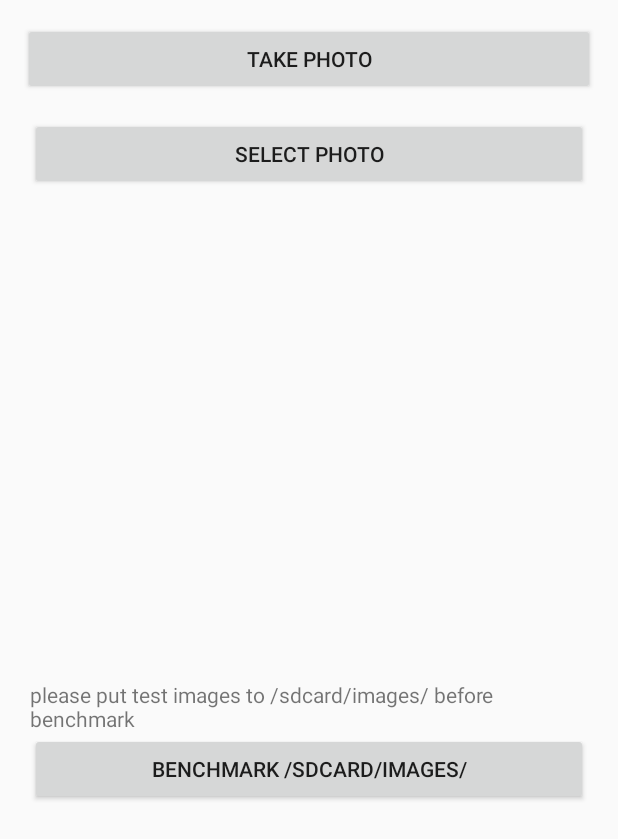
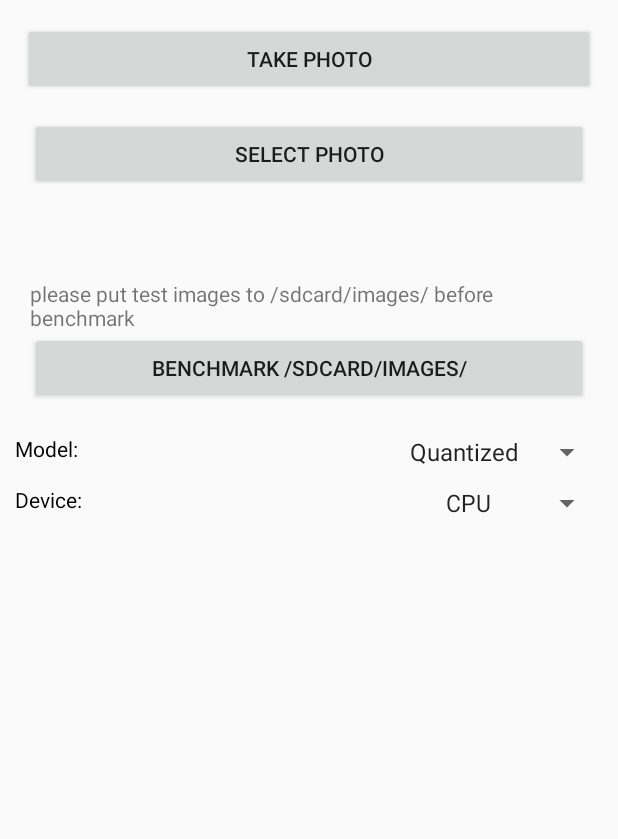
Before and after one commit to mdietrichstein/tensorflow-open_nsfw, an Android app: the layout activity_main.xml on its own in the app's theme, with its tools: preview values and no code run, on a phone screen of 412 x 824 dp. Shown: the top 839 px of the screen. Run offline under Robolectric (Android 15) with nearby library versions, the phone set to English and light mode, and no system bars; network calls fail.

Commit message:
add quant model and GPU options

```diff
--- a/tflite/android/app/src/main/java/com/mogoweb/nsfw/tflite/Classifier.java
+++ b/tflite/android/app/src/main/java/com/mogoweb/nsfw/tflite/Classifier.java
@@ -71,6 +71,8 @@ public abstract class Classifier {
     private static final int DIM_BATCH_SIZE = 1;
 
     private static final int DIM_PIXEL_SIZE = 3;
+
+    protected static final int VGG_MEAN[] = {123, 117, 104};
 
     /** Preallocated buffers for storing image data in. */
     private final int[] intValues = new int[getImageSizeX() * getImageSizeY()];
--- a/tflite/android/app/src/main/java/com/mogoweb/nsfw/tflite/ClassifierFloat.java
+++ b/tflite/android/app/src/main/java/com/mogoweb/nsfw/tflite/ClassifierFloat.java
@@ -19,7 +19,6 @@ import java.io.IOException;
 
 /** This TensorFlowLite classifier works with the float MobileNet model. */
 public class ClassifierFloat extends Classifier {
-    private static final int VGG_MEAN[] = {123, 117, 104};
 
     /**
      * An array to hold inference results, to be feed into Tensorflow Lite as outputs. This isn't part
--- a/tflite/android/app/src/main/res/layout/activity_main.xml
+++ b/tflite/android/app/src/main/res/layout/activity_main.xml
@@ -3,8 +3,9 @@
     xmlns:tools="http://schemas.android.com/tools"
     android:id="@+id/container"
     android:layout_width="match_parent"
-    android:layout_height="match_parent"
+    android:layout_height="wrap_content"
     android:orientation="vertical"
+    android:gravity="center_horizontal"
     android:padding="10dp"
     tools:context=".MainActivity" >
 
@@ -66,4 +67,45 @@
             android:layout_height="wrap_content"
             android:text="benchmark /sdcard/images/" />
     </LinearLayout>
+    <RelativeLayout
+        android:layout_width="match_parent"
+        android:layout_height="wrap_content"
+        android:orientation="horizontal">
+
+        <TextView
+            android:layout_width="wrap_content"
+            android:layout_height="wrap_content"
+            android:layout_marginTop="10dp"
+            android:text="@string/model"
+            android:textColor="@android:color/black" />
+
+        <Spinner
+            android:id="@+id/model_spinner"
+            android:layout_width="wrap_content"
+            android:layout_height="wrap_content"
+            android:layout_marginTop="10dp"
+            android:layout_alignParentRight="true"
+            android:entries="@array/models"
+            android:prompt="@string/model" />
+    </RelativeLayout>
+    <RelativeLayout
+        android:layout_width="match_parent"
+        android:layout_height="wrap_content"
+        android:orientation="horizontal">
+        <TextView
+            android:layout_width="wrap_content"
+            android:layout_height="wrap_content"
+            android:layout_marginTop="10dp"
+            android:text="@string/device"
+            android:textColor="@android:color/black" />
+
+        <Spinner
+            android:id="@+id/device_spinner"
+            android:layout_width="wrap_content"
+            android:layout_height="wrap_content"
+            android:layout_marginTop="10dp"
+            android:layout_alignParentRight="true"
+            android:entries="@array/devices"
+            android:prompt="@string/device" />
+    </RelativeLayout>
 </LinearLayout>
--- a/tflite/android/app/src/main/res/values/strings.xml
+++ b/tflite/android/app/src/main/res/values/strings.xml
@@ -6,4 +6,17 @@
     <string name="camera_access_required">Camera access is required to take a photo.</string>
     <string name="ok">OK</string>
     <string name="camera_permission_denied">Camera permission request was denied. You cannot take a photo!</string>
+    <string name="storage_permission_denied">Storage permission request was denied. You cannot visit images on storage!</string>
+    <string name="model">Model:</string>
+    <string-array name="models">
+        <item>Quantized</item>
+        <item>Float</item>
+    </string-array>
+
+    <string name="device">Device:</string>
+    <string-array name="devices">
+        <item>CPU</item>
+        <item>GPU</item>
+        <item>NNAPI</item>
+    </string-array>
 </resources>
```
Also changed, not shown: tflite/android/app/src/main/java/com/mogoweb/nsfw/MainActivity.java (+121 -78 lines), tflite/android/app/src/main/java/com/mogoweb/nsfw/tflite/ClassifierQuantized.java (+18 -8 lines), 3 other files.
